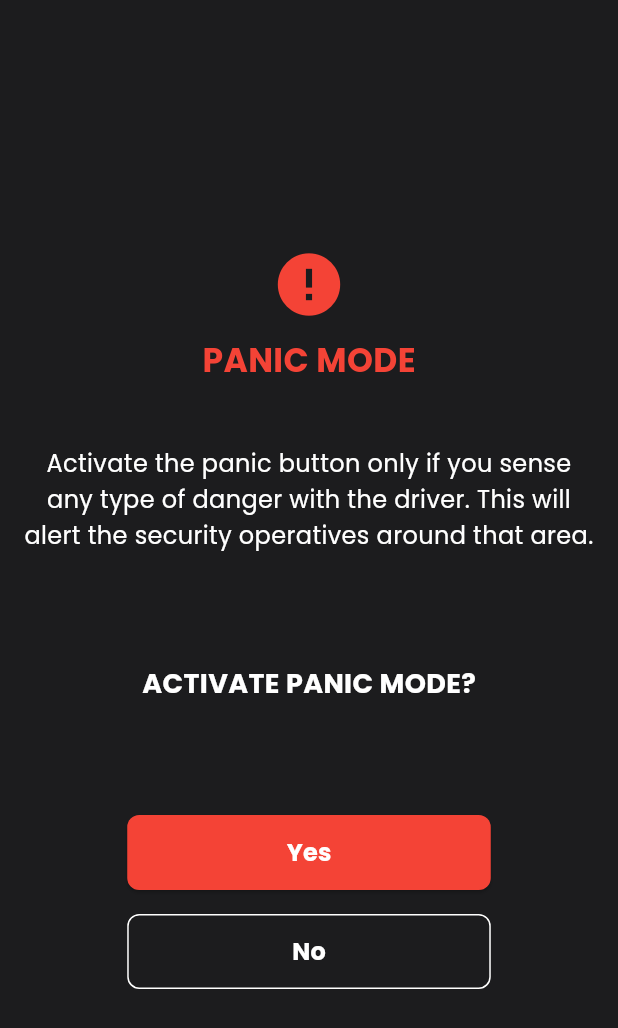
After one commit to Christentimmy/Rider-Eco, a Flutter app: the PanicModeScreen screen opened directly, on a phone screen of 412 x 824 dp. The commit adds this screen. Shown: the top 1028 px of the screen. Run offline on Flutter 3.47's test engine with Material 3 defaults, Android fonts, the phone set to English and light mode, and no system bars; our stand-ins replace country_code_picker, flutter_svg, font_awesome_flutter, get, google_fonts, image_picker and 2 more.

Commit message:
panic mode screen

```diff
--- /dev/null
+++ b/lib/pages/home/panic_mode_screen.dart
@@ -0,0 +1,110 @@
+import 'package:flutter/material.dart';
+import 'package:get/get.dart';
+
+class PanicModeScreen extends StatelessWidget {
+  const PanicModeScreen({super.key});
+
+  @override
+  Widget build(BuildContext context) {
+    return Scaffold(
+      backgroundColor: const Color(0xFF1C1C1E), // Dark background color
+      body: Padding(
+        padding: const EdgeInsets.symmetric(horizontal: 16.0),
+        child: Column(
+          mainAxisAlignment: MainAxisAlignment.center,
+          children: [
+            // Warning Icon
+            const Icon(
+              Icons.error,
+              color: Colors.red,
+              size: 50,
+            ),
+            const SizedBox(height: 10),
+            const Text(
+              "PANIC MODE",
+              style: TextStyle(
+                color: Colors.red,
+                fontSize: 22,
+                fontWeight: FontWeight.bold,
+              ),
+            ),
+            SizedBox(height: Get.height * 0.05),
+            const Text(
+              "Activate the panic button only if you sense any type of danger with the driver. This will alert the security operatives around that area.",
+              textAlign: TextAlign.center,
+              style: TextStyle(
+                color: Colors.white,
+                fontSize: 16,
+                height: 1.5,
+              ),
+            ),
+            SizedBox(height: Get.height * 0.09),
+            const Text(
+              "ACTIVATE PANIC MODE?",
+              style: TextStyle(
+                color: Colors.white,
+                fontSize: 18,
+                fontWeight: FontWeight.bold,
+              ),
+            ),
+            SizedBox(height: Get.height * 0.09),
+            // Buttons
+            Column(
+              children: [
+                // Yes Button
+                SizedBox(
+                  width: Get.width / 1.7,
+                  child: ElevatedButton(
+                    onPressed: () {
+                      // Handle Yes Action
+                    },
+                    style: ElevatedButton.styleFrom(
+                      backgroundColor: Colors.red,
+                      minimumSize: const Size(double.infinity, 50),
+                      shape: RoundedRectangleBorder(
+                        borderRadius: BorderRadius.circular(8),
+                      ),
+                    ),
+                    child: const Text(
+                      "Yes",
+                      style: TextStyle(
+                        fontSize: 16,
+                        fontWeight: FontWeight.bold,
+                        color: Colors.white,
+                      ),
+                    ),
+                  ),
+                ),
+                const SizedBox(height: 16),
+                // No Button
+                SizedBox(
+                  width: Get.width / 1.7,
+                  child: OutlinedButton(
+                    onPressed: () {
+                      // Handle No Action
+                    },
+                    style: OutlinedButton.styleFrom(
+                      side: const BorderSide(color: Colors.white),
+                      minimumSize: const Size(double.infinity, 50),
+                      shape: RoundedRectangleBorder(
+                        borderRadius: BorderRadius.circular(8),
+                      ),
+                    ),
+                    child: const Text(
+                      "No",
+                      style: TextStyle(
+                        color: Colors.white,
+                        fontSize: 16,
+                        fontWeight: FontWeight.bold,
+                      ),
+                    ),
+                  ),
+                ),
+              ],
+            ),
+          ],
+        ),
+      ),
+    );
+  }
+}
--- a/lib/pages/home/trip_status_screen.dart
+++ b/lib/pages/home/trip_status_screen.dart
@@ -3,6 +3,7 @@ import 'package:font_awesome_flutter/font_awesome_flutter.dart';
 import 'package:get/get.dart';
 import 'package:rider/pages/home/home_screen.dart';
 import 'package:rider/pages/home/notifcation_screen.dart';
+import 'package:rider/pages/home/panic_mode_screen.dart';
 
 import 'package:rider/resources/colors.dart';
 import 'package:rider/widgets/custom_button.dart';
@@ -221,7 +222,9 @@ class TripStatusScreen extends StatelessWidget {
               ),
               const Spacer(),
               GestureDetector(
-                onTap: () {},
+                onTap: () {
+                  Get.to(()=> PanicModeScreen());
+                },
                 child: const Column(
                   children: [
                     FaIcon(
@@ -264,7 +267,33 @@ class TripStatusScreen extends StatelessWidget {
                     text: "Emergency",
                     textColor: Colors.yellow,
                     ontap: () {
-                      showBottomSheet(
+                      displayEmergencySheet(context);
+                    },
+                    bgColor: Colors.black,
+                    border: Border.all(width: 1, color: Colors.yellow),
+                  );
+                },
+              )),
+              const SizedBox(width: 15),
+              Expanded(
+                child: CommonButton(
+                  text: "Cancel Trip",
+                  ontap: () {
+                    Get.offAll(() => HomeScreen());
+                  },
+                ),
+              ),
+            ],
+          )
+        ],
+      ),
+    );
+  }
+
+  displayEmergencySheet(
+    BuildContext context,
+  ) {
+    return showBottomSheet(
       context: context,
       builder: (context) {
         return Container(
@@ -351,26 +380,6 @@ class TripStatusScreen extends StatelessWidget {
         );
       },
     );
-                    },
-                    bgColor: Colors.black,
-                    border: Border.all(width: 1, color: Colors.yellow),
-                  );
-                },
-              )),
-              const SizedBox(width: 15),
-              Expanded(
-                child: CommonButton(
-                  text: "Cancel Trip",
-                  ontap: () {
-                    Get.offAll(() => HomeScreen());
-                  },
-                ),
-              ),
-            ],
-          )
-        ],
-      ),
-    );
   }
 
   Padding _buildNavBarOnMap() {
```
Lines whose indentation alone changed are shown as unchanged.
